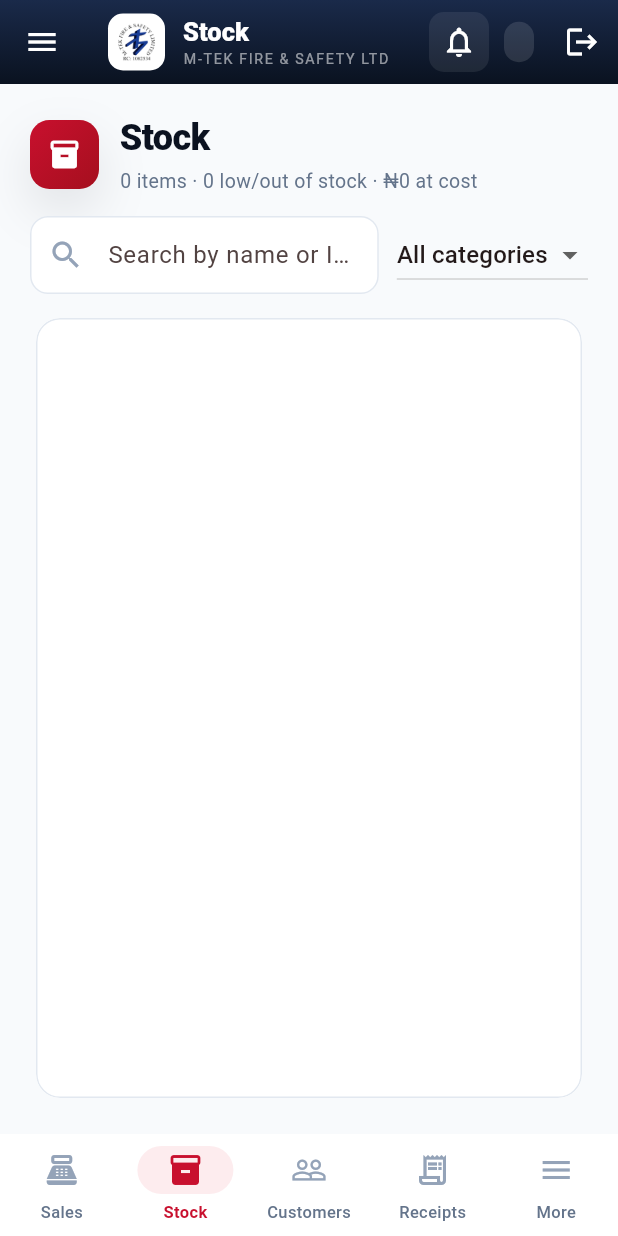
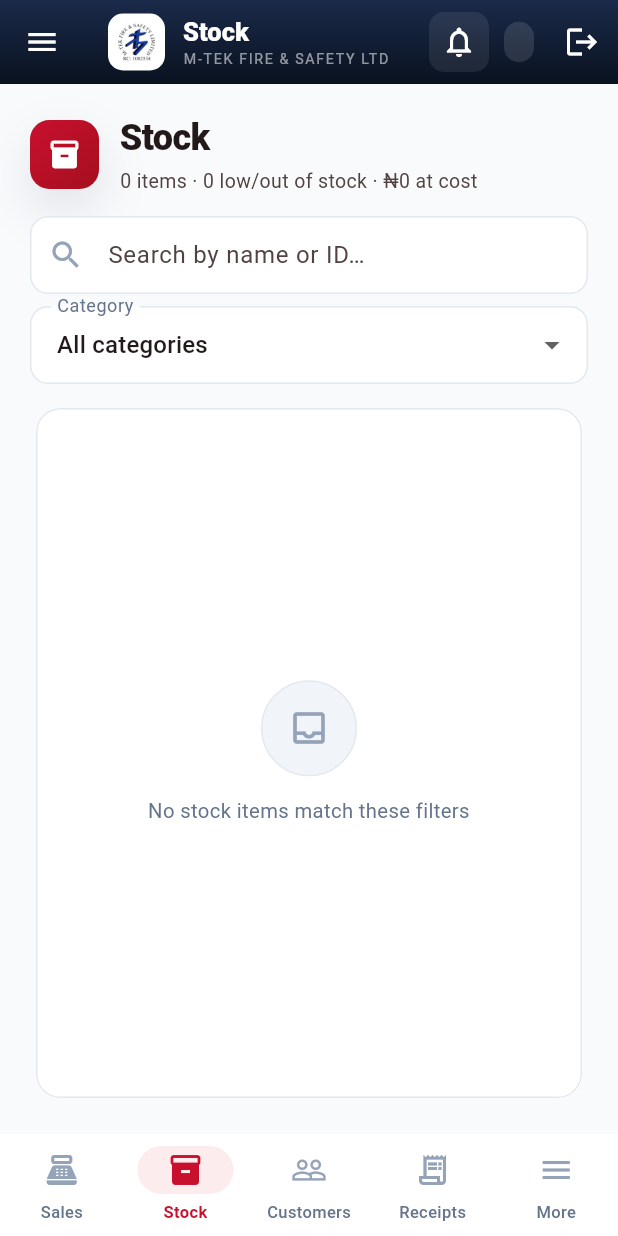
Before and after one commit to NO-Group/mtek_fire_safety_ltd, a Flutter app: the AppShell screen opened directly, item 2 of the bottom bar chosen, on a phone screen of 412 x 824 dp. Run offline on Flutter 3.47's test engine with Material 3 defaults, Android fonts, the phone set to English and light mode, and no system bars; our stand-ins replace file_picker, fl_chart, flutter_local_notifications, pdf, permission_handler, printing and 1 more; missing offline and left inert: dart:html; accounts and stored records are empty; Roboto replaces fonts that are missing (Sora).

Commit message:
make core operational screens responsive and refreshable
Co-authored-by: arena-agent <297053741+arena-agent@users.noreply.github.com>

```diff
--- a/app/lib/ui/screens/notifications_screen.dart
+++ b/app/lib/ui/screens/notifications_screen.dart
@@ -91,7 +91,10 @@
                         child: Text('No notifications yet', style: TextStyle(color: Mtek.gray500)),
                       ),
                     )
-                  : ListView.separated(
+                  : RefreshIndicator(
+                      onRefresh: _refresh,
+                      child: ListView.separated(
+                      physics: const AlwaysScrollableScrollPhysics(),
                       itemCount: list.length,
                       separatorBuilder: (_, __) => const Divider(height: 1, color: Mtek.gray100),
                       itemBuilder: (context, i) {
@@ -117,6 +120,7 @@
                         );
                       },
                     ),
+                  ),
             ),
           ),
         ],
--- a/app/lib/ui/screens/stock_screen.dart
+++ b/app/lib/ui/screens/stock_screen.dart
@@ -206,29 +206,37 @@
             ],
           ),
           const SizedBox(height: 14),
-          Row(
-            children: [
-              Expanded(
-                child: SearchField(hint: 'Search by name or ID…', onChanged: (v) => setState(() => _query = v)),
-              ),
-              const SizedBox(width: 12),
-              DropdownButton<String>(
+          LayoutBuilder(builder: (context, constraints) {
+            final search = SearchField(
+              hint: 'Search by name or ID…',
+              onChanged: (v) => setState(() => _query = v),
+            );
+            final category = DropdownButtonFormField<String?>(
               value: _category,
-                hint: const Text('All categories'),
+              isExpanded: true,
+              decoration: const InputDecoration(labelText: 'Category', isDense: true),
               items: [
-                  const DropdownMenuItem(value: null, child: Text('All categories')),
+                const DropdownMenuItem<String?>(value: null, child: Text('All categories')),
                 for (final c in ProductCategory.values)
-                    DropdownMenuItem(value: c.name, child: Text(c.name.toUpperCase())),
+                  DropdownMenuItem<String?>(value: c.name, child: Text(c.name.toUpperCase())),
               ],
               onChanged: (v) => setState(() => _category = v),
-              ),
-            ],
-          ),
+            );
+            if (constraints.maxWidth < 560) {
+              return Column(children: [search, const SizedBox(height: 8), category]);
+            }
+            return Row(children: [Expanded(child: search), const SizedBox(width: 12), SizedBox(width: 220, child: category)]);
+          }),
           const SizedBox(height: 12),
           Expanded(
             child: Card(
               clipBehavior: Clip.antiAlias,
+              child: list.isEmpty
+                  ? const EmptyHint('No stock items match these filters')
+                  : RefreshIndicator(
+                      onRefresh: () async { await AppStore.instance.refreshRemote(); },
                       child: ListView.separated(
+                physics: const AlwaysScrollableScrollPhysics(),
                 itemCount: list.length,
                 separatorBuilder: (_, __) => const Divider(height: 1, color: Mtek.gray100),
                 itemBuilder: (context, i) {
@@ -252,7 +260,9 @@
                     title: Text(p.name, style: const TextStyle(fontSize: 14, fontWeight: FontWeight.w600)),
                     subtitle: Text(
                         '${p.id} · ${p.category.name.toUpperCase()} · cost ${fmt.naira(p.costPrice)} · reorder @ ${p.reorderLevel}'),
-                    trailing: Row(
+                    trailing: FittedBox(
+                      fit: BoxFit.scaleDown,
+                      child: Row(
                       mainAxisSize: MainAxisSize.min,
                       children: [
                         AmountText(p.sellingPrice),
@@ -266,8 +276,10 @@
                           ),
                       ],
                     ),
+                    ),
                   );
                 },
+              ),
                   ),
             ),
           ),
--- a/app/lib/ui/screens/summary_screen.dart
+++ b/app/lib/ui/screens/summary_screen.dart
@@ -135,7 +135,10 @@
       _ => (DateTime(now.year, now.month), 'This month'),
     };
 
-    return ListView(
+    return RefreshIndicator(
+      onRefresh: () async { await AppStore.instance.refreshRemote(); },
+      child: ListView(
+      physics: const AlwaysScrollableScrollPhysics(),
       padding: const EdgeInsets.all(20),
       children: [
         PageHeader(
@@ -278,6 +281,7 @@
           );
         }),
       ],
+    ),
     );
   }
 }
--- a/app/lib/ui/widgets.dart
+++ b/app/lib/ui/widgets.dart
@@ -30,7 +30,8 @@
 
   @override
   Widget build(BuildContext context) {
-    return Row(
+    final colors = Theme.of(context).colorScheme;
+    final identity = Row(
       crossAxisAlignment: CrossAxisAlignment.center,
       children: [
         Container(
@@ -50,29 +51,52 @@
             children: [
               Text(
                 title,
+                maxLines: 2,
+                overflow: TextOverflow.ellipsis,
                 style: Theme.of(context).textTheme.headlineSmall?.copyWith(
                       fontWeight: FontWeight.w800,
-                      color: Mtek.ink,
+                      color: colors.onSurface,
                       letterSpacing: -0.4,
                     ),
               ),
               const SizedBox(height: 3),
-              Text(subtitle,
-                  style: const TextStyle(color: Mtek.gray500, fontSize: 13)),
+              Text(
+                subtitle,
+                maxLines: 3,
+                overflow: TextOverflow.ellipsis,
+                style: TextStyle(color: colors.onSurfaceVariant, fontSize: 13),
+              ),
             ],
           ),
         ),
+      ],
+    );
+    return LayoutBuilder(builder: (context, constraints) {
+      if (constraints.maxWidth < 640 && actions.isNotEmpty) {
+        return Column(
+          crossAxisAlignment: CrossAxisAlignment.stretch,
+          children: [
+            identity,
+            const SizedBox(height: 10),
+            Wrap(spacing: 8, runSpacing: 8, children: actions),
+          ],
+        );
+      }
+      return Row(children: [
+        Expanded(child: identity),
         if (actions.isNotEmpty) ...[
           const SizedBox(width: 12),
-          Wrap(
-            spacing: 8,
-            runSpacing: 8,
-            alignment: WrapAlignment.end,
-            children: actions,
+          Flexible(
+            child: Wrap(
+              spacing: 8,
+              runSpacing: 8,
+              alignment: WrapAlignment.end,
+              children: actions,
+            ),
           ),
         ],
-      ],
-    );
+      ]);
+    });
   }
 }
 
```
Lines whose indentation alone changed are shown as unchanged.
